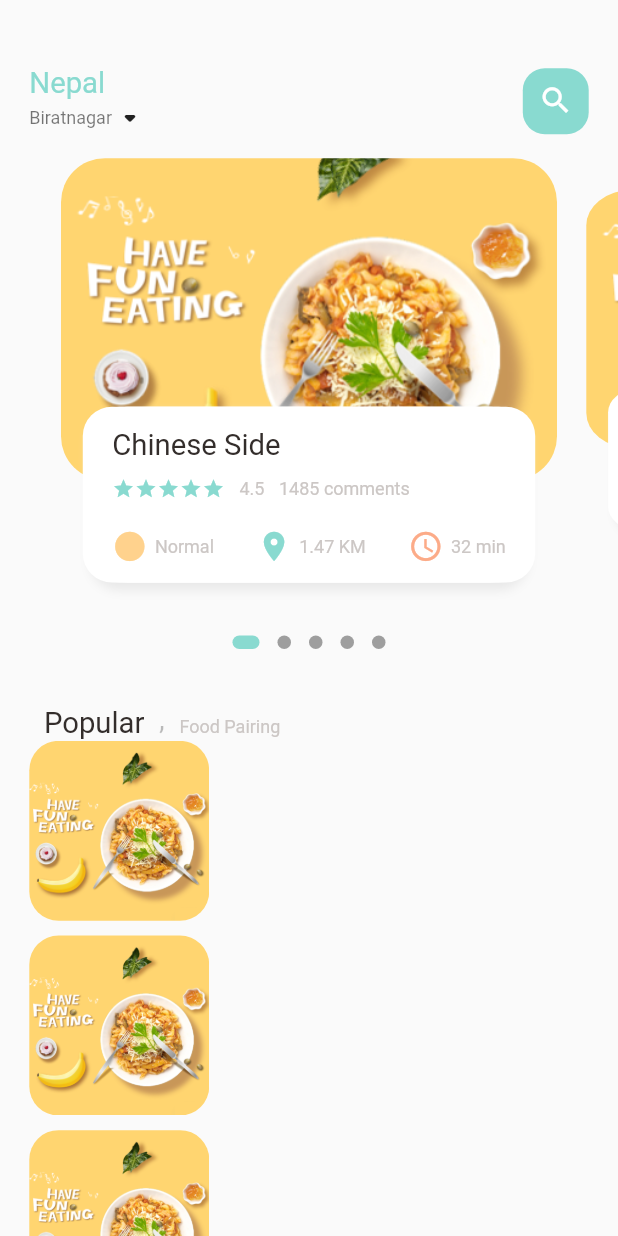
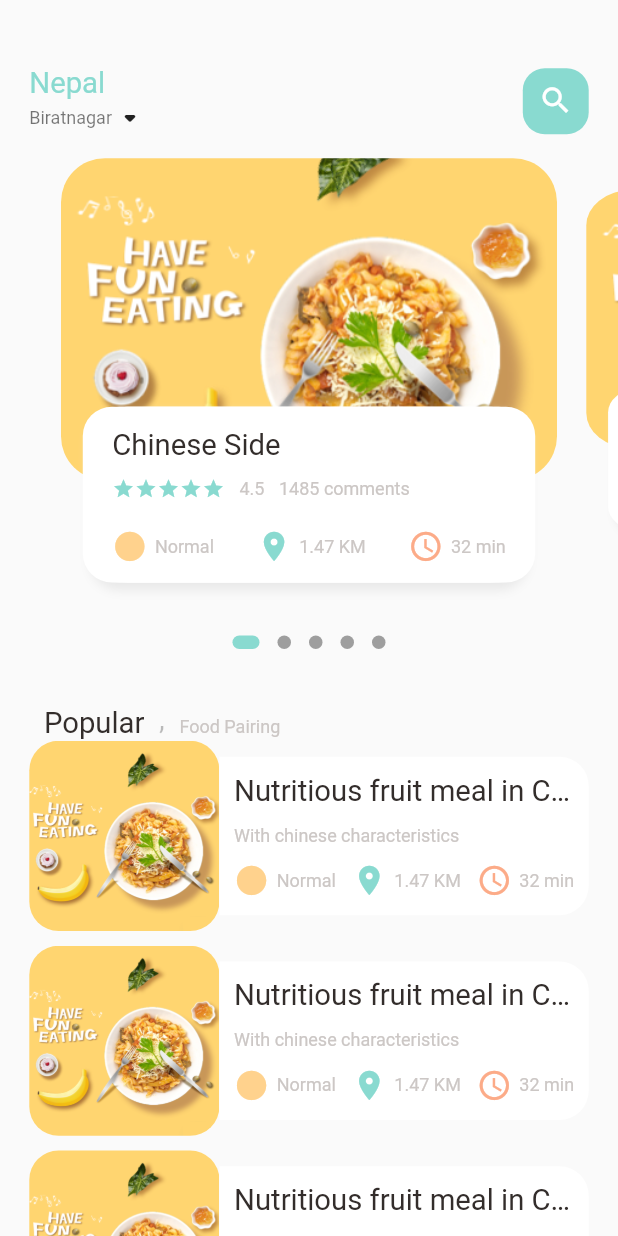
Before and after one commit to shashankj99/food_deliveri_app, a Flutter app: the screen it shows after launch, on a phone screen of 412 x 824 dp. Run offline on Flutter 3.47's test engine with Material 2 defaults, Android fonts, the phone set to English and light mode, and no system bars; drawn by our look-alikes of dots_indicator; our stand-ins replace get.

Commit message:
completed main food page static design

```diff
--- a/lib/home/food_page_body.dart
+++ b/lib/home/food_page_body.dart
@@ -99,10 +99,9 @@ class _FoodPageState extends State<FoodPage> {
             ],
           ),
         ),
-        SizedBox(
-          height: 1200,
-          child: ListView.builder(
+        ListView.builder(
           physics: const NeverScrollableScrollPhysics(),
+          shrinkWrap: true,
           itemCount: 10,
           itemBuilder: (context, index) {
             return Container(
@@ -114,8 +113,8 @@ class _FoodPageState extends State<FoodPage> {
               child: Row(
                 children: [
                   Container(
-                      width: 120,
-                      height: 120,
+                    width: Dimensions.listViewImageSize,
+                    height: Dimensions.listViewImageSize,
                     decoration: BoxDecoration(
                       borderRadius: BorderRadius.circular(Dimensions.width20),
                       color: Colors.white38,
@@ -125,11 +124,62 @@ class _FoodPageState extends State<FoodPage> {
                       ),
                     ),
                   ),
+                  Expanded(
+                    child: Container(
+                      height: Dimensions.listViewTextContainerSize,
+                      decoration: BoxDecoration(
+                        borderRadius: BorderRadius.only(
+                          topRight: Radius.circular(
+                            Dimensions.radius20,
+                          ),
+                          bottomRight: Radius.circular(
+                            Dimensions.radius20,
+                          ),
+                        ),
+                        color: Colors.white,
+                      ),
+                      child: Padding(
+                        padding: EdgeInsets.only(
+                          left: Dimensions.width10,
+                          right: Dimensions.width10,
+                        ),
+                        child: Column(
+                          mainAxisAlignment: MainAxisAlignment.spaceEvenly,
+                          crossAxisAlignment: CrossAxisAlignment.start,
+                          children: [
+                            const BigText(
+                              text: "Nutritious fruit meal in China",
+                            ),
+                            const SmallText(text: "With chinese characteristics",),
+                            Row(
+                              mainAxisAlignment: MainAxisAlignment.spaceBetween,
+                              children: const [
+                                IconAndText(
+                                  iconData: Icons.circle_sharp,
+                                  text: "Normal",
+                                  iconColor: AppColors.iconColor1,
+                                ),
+                                IconAndText(
+                                  iconData: Icons.location_on,
+                                  text: "1.47 KM",
+                                  iconColor: AppColors.mainColor,
+                                ),
+                                IconAndText(
+                                  iconData: Icons.access_time_outlined,
+                                  text: "32 min",
+                                  iconColor: AppColors.iconColor2,
+                                ),
+                              ],
+                            ),
+                          ],
+                        ),
+                      ),
+                    ),
+                  ),
                 ],
               ),
             );
           },
-          ),
         ),
       ],
     );
--- a/lib/utils/dimensions.dart
+++ b/lib/utils/dimensions.dart
@@ -27,4 +27,7 @@ class Dimensions {
   static double radius30 = screenHeight/28.13;
 
   static double icon24 = screenHeight/35.17;
+
+  static double listViewImageSize = screenWidth/3.25;
+  static double listViewTextContainerSize = screenWidth/3.9;
 }
```
Lines whose indentation alone changed are shown as unchanged.
